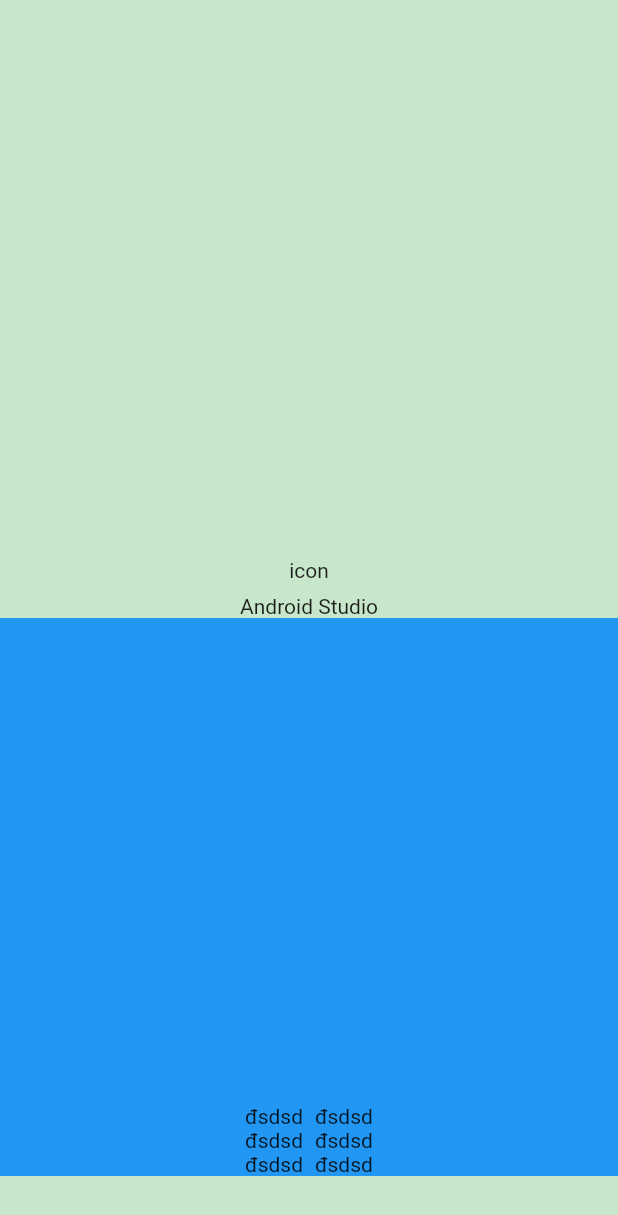
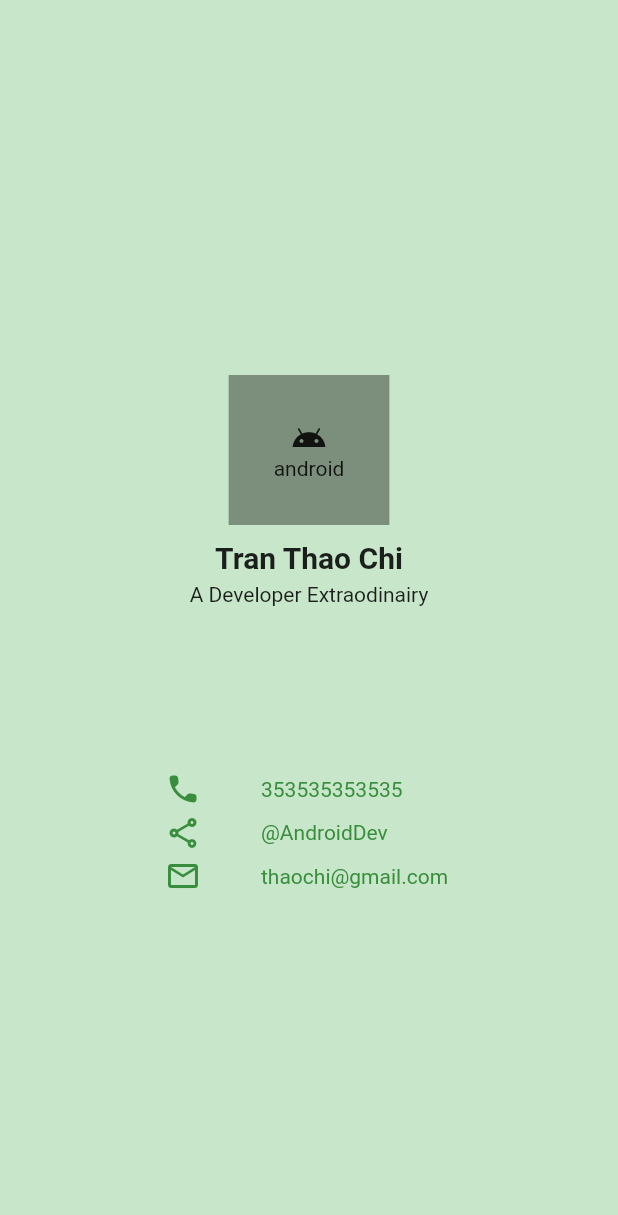
Before and after one commit to trthaochi123/practice_github, a Flutter app: the screen it shows after launch, on a phone screen of 412 x 824 dp. Shown: the top 1215 px of the screen. Run offline on Flutter 3.47's test engine with Material 2 defaults, Android fonts, the phone set to English and light mode, and no system bars.

Commit message:
commit thu 2

```diff
--- a/lib/main.dart
+++ b/lib/main.dart
@@ -61,57 +61,83 @@ class _MyHomePageState extends State<MyHomePage> {
   Widget build(BuildContext context) {
     return Scaffold(
       backgroundColor: Colors.green[100],
-      body: SizedBox(  // bọc toàn màn hình
-        child: Column( // column cha
-          children: [
-            SizedBox(  // ptu 1 trong Column
-              height: MediaQuery.of(context).size.height / 2,
-              child: Column(
-                mainAxisAlignment: MainAxisAlignment.end,
-                children: const [
-                  Text("icon"),
-                  SizedBox(height: 8,),
-                  Text("Android Studio"),
-                ],
-              ),
-            ),
-            Container(  // ptu 2 trong Column
-              padding: const EdgeInsets.only(bottom: 40),
-              height: MediaQuery.of(context).size.height / 2,
-              child: Container(
-                color: Colors.blue,
-                child:  Column(
-                  mainAxisAlignment: MainAxisAlignment.end,
-                  children: [
-                    Row(
-                      mainAxisAlignment: MainAxisAlignment.center,
-                      children: [
-                        Column(
-                          children: const [
-                            Text("đsdsd"),
-                            Text("đsdsd"),
-                            Text("đsdsd"),
-                          ],
-                        ),
-                        SizedBox(width: 8,),
-                        Column(
-                          crossAxisAlignment: CrossAxisAlignment.start,
-                          children: const [
-                            Text("đsdsd"),
-                            Text("đsdsd"),
-                            Text("đsdsd"),
-                          ],
-                        )
-                      ],
-                    )
-                  ],
-                ),
-              ),
+      body: SafeArea(
+        child: Center(
+          child: Column(
+            children: [
+              const SizedBox(height: 50,),
 
-            ),
-          ],
+              // iconAndroid
+              androidIcon(),
+              SizedBox(height: 10,),
+
+
+              // TextField
+              textField(),
+
+              // Information
+              Infomation(),
+
+            ],
+          ),
         ),
-      ), // This trailing comma makes auto-formatting nicer for build methods.
+      ),
     );
   }
 }
+
+Infomation() {
+  return  Container(
+      margin: EdgeInsets.all(110),
+      child: Column(
+        mainAxisAlignment: MainAxisAlignment.center,
+        children:[
+          iconAndContent(icon: Icons.phone_rounded,content: '353535353535'),
+          const SizedBox(height: 5),
+          iconAndContent(icon: Icons.share_outlined,content: '@AndroidDev'),
+          const SizedBox(height: 5),
+          iconAndContent(icon: Icons.email_outlined,content: 'thaochi@gmail.com')
+        ],
+      )
+  );
+}
+
+iconAndContent({required IconData icon, required String content}) {
+  return Row(
+      mainAxisAlignment: MainAxisAlignment.start,
+      children:[
+        Icon(icon, color: Colors.green[700]),
+        const SizedBox(width: 40),
+        Text(content,
+            style:  TextStyle(color: Colors.green[700]))
+      ]
+  );
+}
+
+textField() {
+  return Container(
+    child: Column(
+      children: [
+        Text('Tran Thao Chi',
+          style: TextStyle(fontWeight: FontWeight.bold, fontSize: 20),
+        ),
+        SizedBox(height: 5),
+        Text('A Developer Extraodinairy'),
+      ],
+    ),
+  );
+}
+
+androidIcon() {
+  return Container(
+    margin: EdgeInsets.only(top: 200),
+    padding: EdgeInsets.all(30),
+    color: Colors.black38,
+    child: Column(
+      children: [
+        Icon(Icons.android),
+        Text("android"),
+      ],
+    ),
+  );
+}
```
